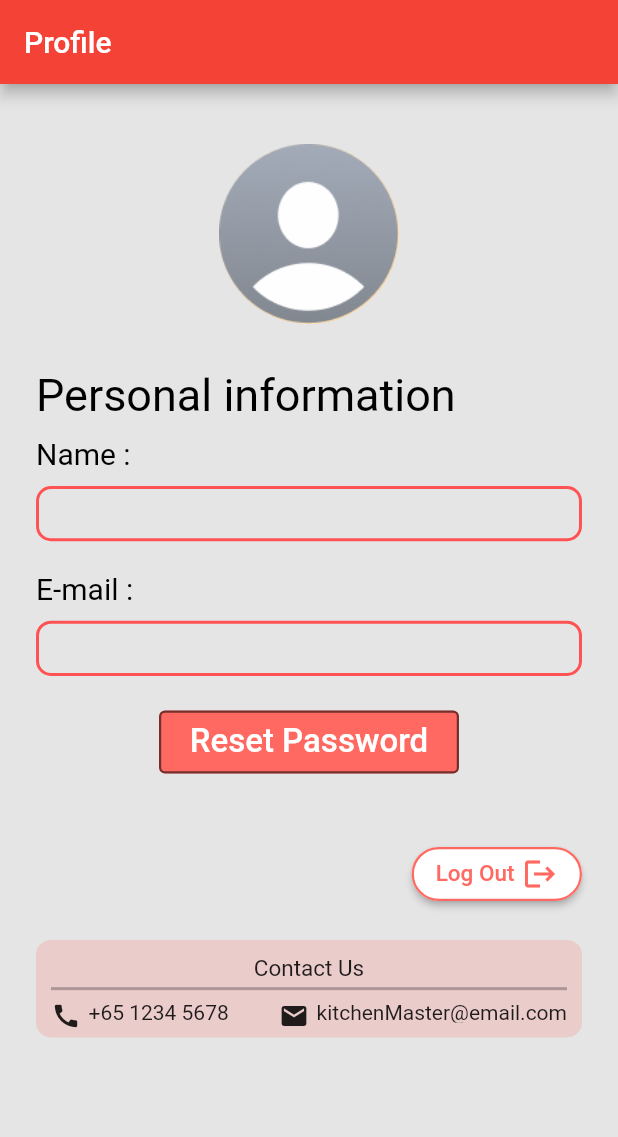
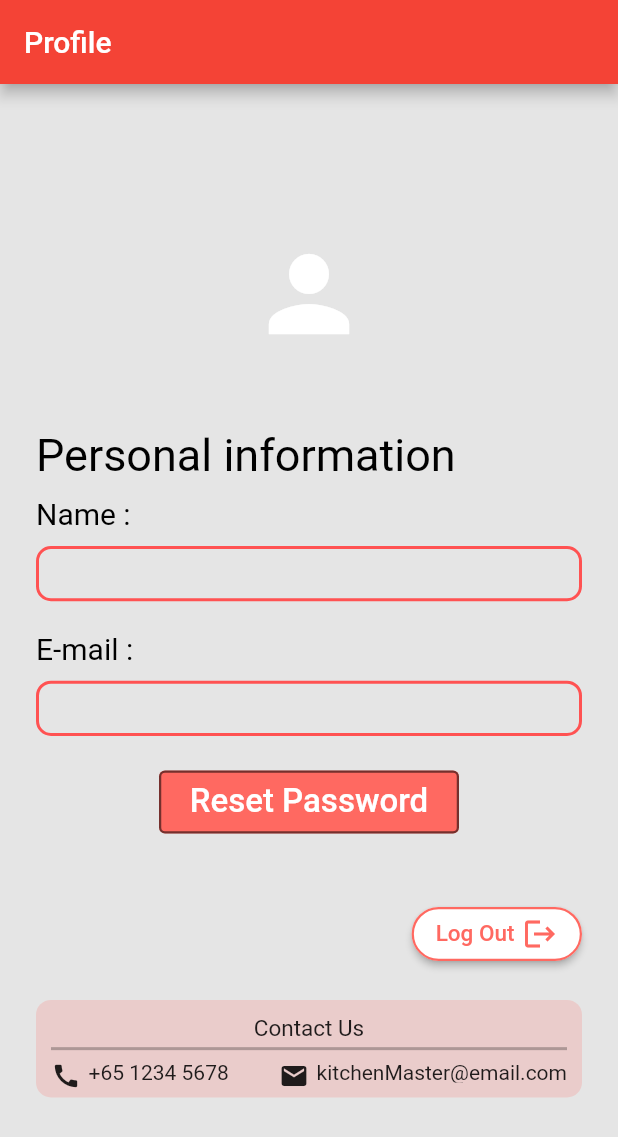
Before and after one commit to Nipun1212/KitchenMaster, a Flutter app: the ProfilePage screen opened directly, on a phone screen of 412 x 824 dp. Shown: the top 1137 px of the screen. Run offline on Flutter 3.47's test engine with Material 2 defaults, Android fonts, the phone set to English and light mode, and no system bars; our stand-ins replace cloud_firestore, firebase_auth, firebase_core, firebase_storage, flutter_local_notifications, image_picker and 2 more; missing offline and left inert: tflite; accounts and stored records are empty; network calls fail; Roboto replaces fonts that are missing (IM FELL English SC, Iceland).

Commit message:
profile.page - Overflow pixel fix

```diff
--- a/kitchenmaster/lib/profile.dart
+++ b/kitchenmaster/lib/profile.dart
@@ -126,6 +126,7 @@ class _ProfilePageState extends State<ProfilePage> {
       backgroundColor: Color(0xffe5e5e5),
       body: Padding(
         padding: EdgeInsets.symmetric(horizontal: 24.0),
+        child: SingleChildScrollView(
           child: Column(
             children: <Widget>[
               GestureDetector(
@@ -133,31 +134,17 @@ class _ProfilePageState extends State<ProfilePage> {
                   pickUploadProfileImage();
                 },
                 child: Container(
-                margin: EdgeInsets.only(top: 40),
+                  margin: EdgeInsets.only(top: 80),
                   width: 120,
                   height: 120,
                   alignment: Alignment.center,
                   decoration: const BoxDecoration(
                     borderRadius: BorderRadius.all(Radius.circular(20))
                   ),
-                child: CircleAvatar(
-                  radius:100,
-                  child:imageUrl == "" ? CircleAvatar
-                    (child: Image.asset('assets/images/anonymous.png'),
-                       radius: 100
-                     ) :
-                  ClipOval(
-                      child:Image.network(
-                        imageUrl ,
-                        width: 120,
-                        height: 120,
-                        fit: BoxFit.cover,
-                      )
-                  )
-
-                  //child: imageUrl == "" ? const CircleAvatar(
-                 //    radius: 1000,
-                  //  ) : Image.network(imageUrl),
+                  child: Center(
+                    child: imageUrl == "" ? const Icon(
+                      Icons.person, size: 80, color: Colors.white,
+                      ) : Image.network(imageUrl),
                   ),
                 ),
               ),
@@ -301,8 +288,10 @@ class _ProfilePageState extends State<ProfilePage> {
                     ),
                     Text("kitchenMaster@email.com"),
                   ]))
-                          ]))
+                ])),
+              Container(height: 20, width: 100)
               ],
+            ),
         )),
            // ]
     //))
```
Lines whose indentation alone changed are shown as unchanged.
